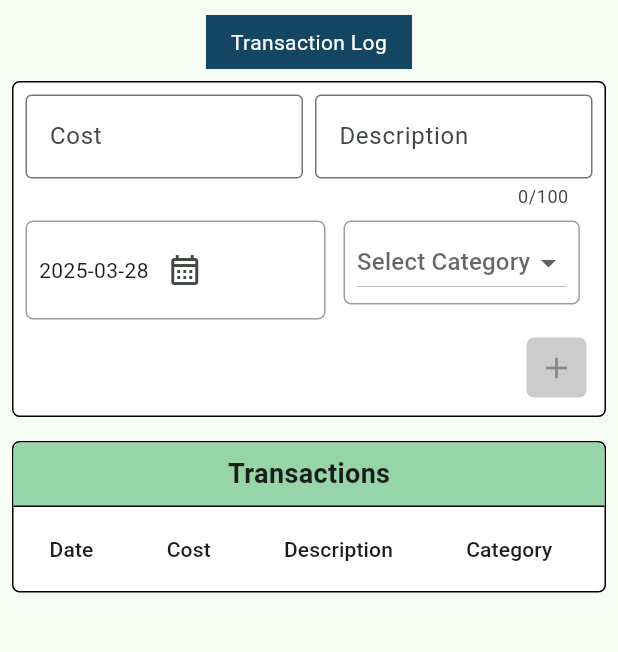
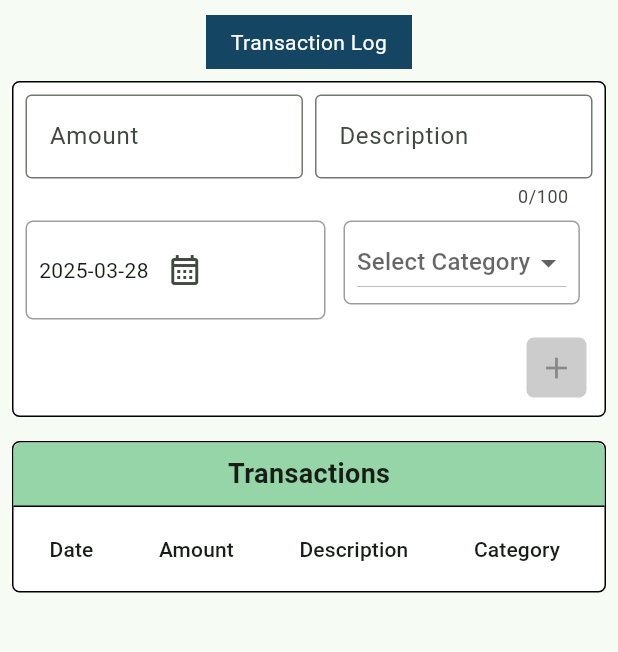
Before and after one commit to PhiGsu/personal_finance_manager, a Flutter app: the TransactionLogScreen screen opened directly, on a phone screen of 412 x 824 dp, the part 84-736 px from its top. Run offline on Flutter 3.47's test engine with Material 3 defaults, Android fonts, the phone set to English and light mode, and no system bars; our stand-ins replace fl_chart, sqflite; accounts and stored records are empty.

Commit message:
Change cost field in UserTransaction to amount

```diff
--- a/lib/database.dart
+++ b/lib/database.dart
@@ -56,7 +56,7 @@ class DatabaseHelper {
       CREATE TABLE UserTransaction (
         id INTEGER PRIMARY KEY,
         date DATE,
-        cost NUMERIC NOT NULL,
+        amount NUMERIC NOT NULL,
         description TEXT,
         category_id INTEGER,
         FOREIGN KEY (category_id) REFERENCES Category(id)
@@ -154,7 +154,7 @@ class DatabaseHelper {
         .map((transaction) => UserTransaction(
               id: transaction['id'],
               date: DateTime.parse(transaction['date']),
-              cost: (transaction['cost'] as num).toDouble(),
+              amount: (transaction['amount'] as num).toDouble(),
               description: transaction['description'] ?? '',
               categoryId: transaction['category_id'] ?? 0,
             ))
@@ -166,7 +166,7 @@ class DatabaseHelper {
     Database db = await instance.database;
     final List<Map<String, dynamic>> results = await db.query(
       'UserTransaction',
-      where: 'date >= ?',
+      where: 'date > ?',
       whereArgs: [date.toIso8601String().split('T')[0]],
     );
 
@@ -174,7 +174,7 @@ class DatabaseHelper {
         .map((transaction) => UserTransaction(
               id: transaction['id'],
               date: DateTime.parse(transaction['date']),
-              cost: (transaction['cost'] as num).toDouble(),
+              amount: (transaction['amount'] as num).toDouble(),
               description: transaction['description'] ?? '',
               categoryId: transaction['category_id'] ?? 0,
             ))
@@ -203,7 +203,7 @@ class DatabaseHelper {
     Database db = await instance.database;
 
     final List<Map<String, dynamic>> results = await db
-        .rawQuery('SELECT SUM(cost) as balance FROM UserTransaction');
+        .rawQuery('SELECT SUM(amount) as balance FROM UserTransaction');
 
     return results.isNotEmpty ? (results.first['balance'] ?? 0.0) : 0.0;
   }
--- a/lib/models/user_transaction.dart
+++ b/lib/models/user_transaction.dart
@@ -1,13 +1,13 @@
 class UserTransaction {
   final int? id;
   final DateTime date;
-  final double cost;
+  final double amount;
   final String description;
   final int categoryId;
 
   UserTransaction({
     required this.date,
-    required this.cost,
+    required this.amount,
     required this.description,
     required this.categoryId,
     this.id,
@@ -18,7 +18,7 @@ class UserTransaction {
     return {
       'id': id,
       'date': date.toIso8601String().split('T')[0],
-      'cost': cost,
+      'amount': amount,
       'description': description,
       'category_id': categoryId
     };
--- a/lib/widgets/transaction_form.dart
+++ b/lib/widgets/transaction_form.dart
@@ -22,7 +22,7 @@ class TransactionForm extends StatefulWidget {
 }
 
 class _TransactionFormState extends State<TransactionForm> {
-  late final TextEditingController costController;
+  late final TextEditingController amountController;
   late final TextEditingController descriptionController;
   late DateTime date;
   int? selectedCategory;
@@ -30,26 +30,26 @@ class _TransactionFormState extends State<TransactionForm> {
   @override
   void initState() {
     super.initState();
-    costController =
-        TextEditingController(text: widget.editTransaction?.cost.toStringAsFixed(2));
+    amountController =
+        TextEditingController(text: widget.editTransaction?.amount.toStringAsFixed(2));
     descriptionController =
         TextEditingController(text: widget.editTransaction?.description);
     date = widget.editTransaction?.date ?? DateTime.now();
     selectedCategory = widget.editTransaction?.categoryId;
 
-    costController.addListener(_onTextChanged);
+    amountController.addListener(_onTextChanged);
     descriptionController.addListener(_onTextChanged);
   }
 
   @override
   void dispose() {
-    costController.dispose();
+    amountController.dispose();
     descriptionController.dispose();
     super.dispose();
   }
 
   void resetForm() {
-    costController.clear();
+    amountController.clear();
     descriptionController.clear();
     setState(() {
       date = DateTime.now();
@@ -62,7 +62,7 @@ class _TransactionFormState extends State<TransactionForm> {
   }
 
   bool _areFieldsValid() {
-    return double.tryParse(costController.text) != null &&
+    return double.tryParse(amountController.text) != null &&
         descriptionController.text.isNotEmpty &&
         selectedCategory != null;
   }
@@ -87,9 +87,9 @@ class _TransactionFormState extends State<TransactionForm> {
               children: [
                 Expanded(
                   child: TextField(
-                    controller: costController,
+                    controller: amountController,
                     decoration: const InputDecoration(
-                      labelText: 'Cost',
+                      labelText: 'Amount',
                       border: OutlineInputBorder(),
                     ),
                     keyboardType: TextInputType.numberWithOptions(
@@ -195,7 +195,7 @@ class _TransactionFormState extends State<TransactionForm> {
                         ? () {
                             final newTransaction = UserTransaction(
                               date: date,
-                              cost: double.parse(costController.text),
+                              amount: double.parse(amountController.text),
                               description: descriptionController.text,
                               categoryId: selectedCategory!,
                               id: widget.editTransaction?.id,
--- a/lib/widgets/transaction_table.dart
+++ b/lib/widgets/transaction_table.dart
@@ -47,7 +47,7 @@ class TransactionTable extends StatelessWidget {
               columnSpacing: 20,
               columns: const <DataColumn>[
                 DataColumn(label: Text('Date')),
-                DataColumn(label: Text('Cost')),
+                DataColumn(label: Text('Amount')),
                 DataColumn(label: Text('Description')),
                 DataColumn(label: Text('Category')),
               ],
@@ -60,9 +60,9 @@ class TransactionTable extends StatelessWidget {
                       ),
                       DataCell(
                         Text(
-                          transaction.cost < 0
-                              ? '-\$${transaction.cost.abs().toStringAsFixed(2)}'
-                              : '\$${transaction.cost.toStringAsFixed(2)}',
+                          transaction.amount < 0
+                              ? '-\$${transaction.amount.abs().toStringAsFixed(2)}'
+                              : '\$${transaction.amount.toStringAsFixed(2)}',
                         ),
                       ),
                       DataCell(
```
Also changed, not shown: lib/widgets/spending_graph.dart (+10 -10 lines).
